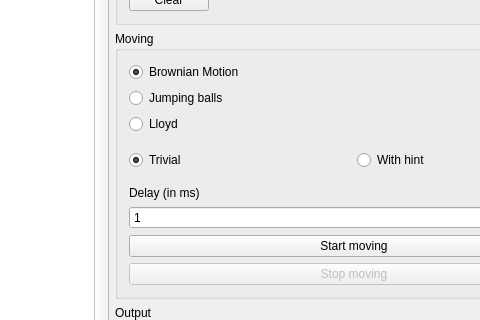
Old version of the form mainwindow.ui in the repository jetSett/Delaunay-moving-points; both pictures show x 381 to 861 and y 110 to 430 of the 985 by 673 pixel window.
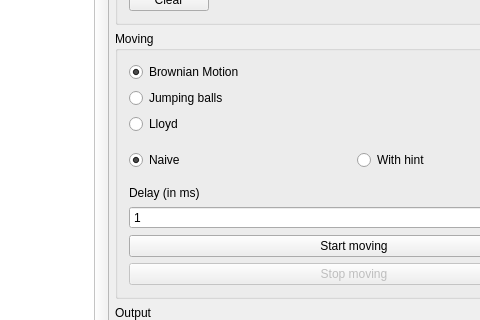
New version of the form.

```diff
--- a/mainwindow.ui
+++ b/mainwindow.ui
@@ -154,7 +154,7 @@
              <item>
               <widget class="QRadioButton" name="trivialRadioButton">
                <property name="text">
-                <string>Trivial </string>
+                <string>Naive</string>
                </property>
                <property name="checked">
                 <bool>true</bool>
```
Left out of the diff: 2 changed lines with no effect on the pictures.
